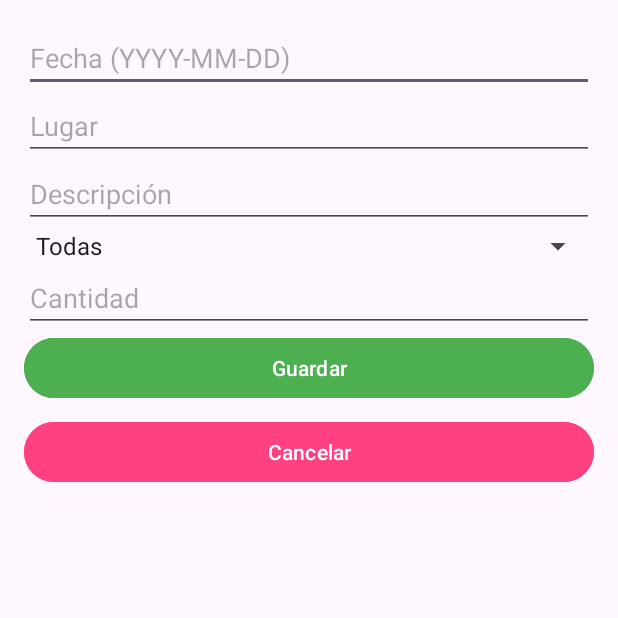
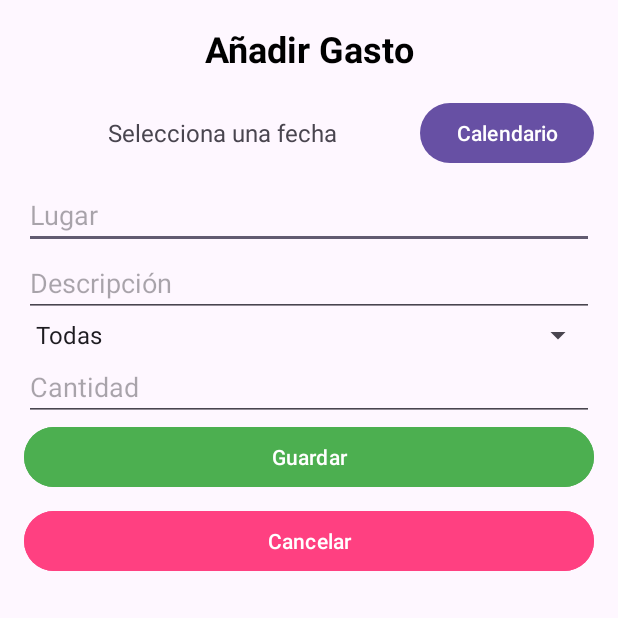
Before and after one commit to javiertorrecilla/GestorGastos, an Android app: the AddExpenseActivity screen opened directly, with no data from a screen before it, on a phone screen of 412 x 824 dp, the top half of it. Run offline under Robolectric (Android 15) with nearby library versions, the phone set to English and light mode, and no system bars.

Commit message:
Mejora en el diseño

```diff
--- a/GestorGastosPersonales/app/src/main/java/com/example/gestorgastospersonales/AddExpenseActivity.java
+++ b/GestorGastosPersonales/app/src/main/java/com/example/gestorgastospersonales/AddExpenseActivity.java
@@ -1,5 +1,6 @@
 package com.example.gestorgastospersonales;
 
+import android.app.DatePickerDialog;
 import android.content.ContentValues;
 import android.content.Intent;
 import android.database.sqlite.SQLiteDatabase;
@@ -9,7 +10,9 @@ import android.widget.ArrayAdapter;
 import android.widget.Button;
 import android.widget.EditText;
 import android.widget.Spinner;
+import android.widget.TextView;
 import android.widget.Toast;
+import java.util.Calendar;
 
 import androidx.appcompat.app.AppCompatActivity;
 
@@ -19,25 +22,36 @@ public class AddExpenseActivity extends AppCompatActivity {
     private Spinner categoriaSpinner;
     private Button guardarButton, cancelarButton;
 
+    private TextView fechaSeleccionadaTextView;
+    private Button abrirCalendarioButton;
+
     @Override
     protected void onCreate(Bundle savedInstanceState) {
         super.onCreate(savedInstanceState);
         setContentView(R.layout.activity_add_expense);
 
         // Inicializar vistas
-        fechaEditText = findViewById(R.id.fechaEditText);
         lugarEditText = findViewById(R.id.lugarEditText);
         descripcionEditText = findViewById(R.id.descripcionEditText);
         cantidadEditText = findViewById(R.id.cantidadEditText);
         categoriaSpinner = findViewById(R.id.categoriaSpinner);
         guardarButton = findViewById(R.id.guardarButton);
         cancelarButton = findViewById(R.id.cancelarButton);
+        fechaSeleccionadaTextView = findViewById(R.id.fechaSeleccionadaTextView);
+        abrirCalendarioButton = findViewById(R.id.abrirCalendarioButton);
 
         // Configurar spinner de categorías
         ArrayAdapter<CharSequence> adapter = ArrayAdapter.createFromResource(this,
                 R.array.categories, android.R.layout.simple_spinner_item);
         adapter.setDropDownViewResource(android.R.layout.simple_spinner_dropdown_item);
         categoriaSpinner.setAdapter(adapter);
+
+        abrirCalendarioButton.setOnClickListener(new View.OnClickListener() {
+            @Override
+            public void onClick(View v) {
+                mostrarCalendario();
+            }
+        });
 
         // Configurar botón Guardar
         guardarButton.setOnClickListener(new View.OnClickListener() {
@@ -56,9 +70,26 @@ public class AddExpenseActivity extends AppCompatActivity {
         });
     }
 
+    private void mostrarCalendario() {
+        // Obtiene la fecha actual
+        final Calendar calendar = Calendar.getInstance();
+        int year = calendar.get(Calendar.YEAR);
+        int month = calendar.get(Calendar.MONTH);
+        int day = calendar.get(Calendar.DAY_OF_MONTH);
+
+        // Muestra el selector de fecha
+        DatePickerDialog datePickerDialog = new DatePickerDialog(this, (view, selectedYear, selectedMonth, selectedDay) -> {
+            // Actualiza el TextView con la fecha seleccionada
+            String fechaSeleccionada = selectedYear + "-" + (selectedMonth + 1) + "-" + selectedDay;
+            fechaSeleccionadaTextView.setText(fechaSeleccionada);
+        }, year, month, day);
+
+        datePickerDialog.show();
+    }
+
     private void agregarGasto() {
         // Obtener datos del formulario
-        String fecha = fechaEditText.getText().toString().trim();
+        String fecha = fechaSeleccionadaTextView.getText().toString().trim();
         String lugar = lugarEditText.getText().toString().trim();
         String descripcion = descripcionEditText.getText().toString().trim();
         String categoria = categoriaSpinner.getSelectedItem().toString();
--- a/GestorGastosPersonales/app/src/main/res/layout/activity_add_expense.xml
+++ b/GestorGastosPersonales/app/src/main/res/layout/activity_add_expense.xml
@@ -5,30 +5,64 @@
     android:orientation="vertical"
     android:padding="16dp">
 
-    <EditText
-        android:id="@+id/fechaEditText"
+    <!-- Título de la pantalla -->
+    <TextView
+        android:id="@+id/titleTextView"
         android:layout_width="match_parent"
         android:layout_height="wrap_content"
-        android:hint="Fecha (YYYY-MM-DD)"
-        android:inputType="date" />
+        android:text="Añadir Gasto"
+        android:textSize="24sp"
+        android:textColor="#000000"
+        android:gravity="center"
+        android:textStyle="bold"
+        android:layout_marginBottom="16dp" />
 
+    <!-- Selector de Fecha -->
+    <LinearLayout
+        android:layout_width="match_parent"
+        android:layout_height="wrap_content"
+        android:orientation="horizontal"
+        android:gravity="center_vertical"
+        android:layout_marginBottom="8dp">
+
+        <TextView
+            android:id="@+id/fechaSeleccionadaTextView"
+            android:layout_width="0dp"
+            android:layout_height="wrap_content"
+            android:layout_weight="1"
+            android:text="Selecciona una fecha"
+            android:textSize="16sp"
+            android:padding="8dp"
+            android:gravity="center" />
+
+        <Button
+            android:id="@+id/abrirCalendarioButton"
+            android:layout_width="wrap_content"
+            android:layout_height="wrap_content"
+            android:text="Calendario" />
+    </LinearLayout>
+
+    <!-- Lugar -->
     <EditText
         android:id="@+id/lugarEditText"
         android:layout_width="match_parent"
         android:layout_height="wrap_content"
         android:hint="Lugar" />
 
+    <!-- Descripción -->
     <EditText
         android:id="@+id/descripcionEditText"
         android:layout_width="match_parent"
         android:layout_height="wrap_content"
         android:hint="Descripción" />
 
+    <!-- Categoría -->
     <Spinner
         android:id="@+id/categoriaSpinner"
         android:layout_width="match_parent"
         android:layout_height="wrap_content" />
 
+    <!-- Cantidad -->
     <EditText
         android:id="@+id/cantidadEditText"
         android:layout_width="match_parent"
@@ -36,6 +70,7 @@
         android:hint="Cantidad"
         android:inputType="numberDecimal" />
 
+    <!-- Botones de acción -->
     <Button
         android:id="@+id/guardarButton"
         android:layout_width="match_parent"
```
